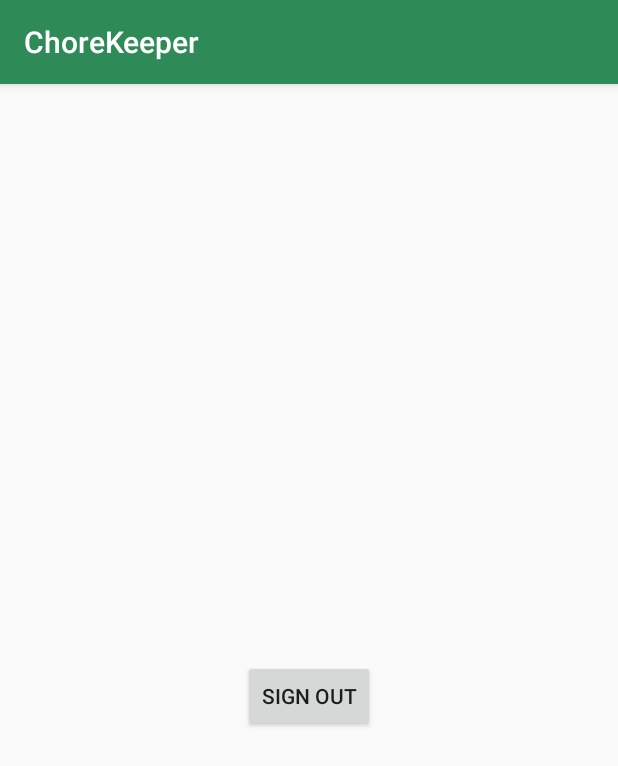
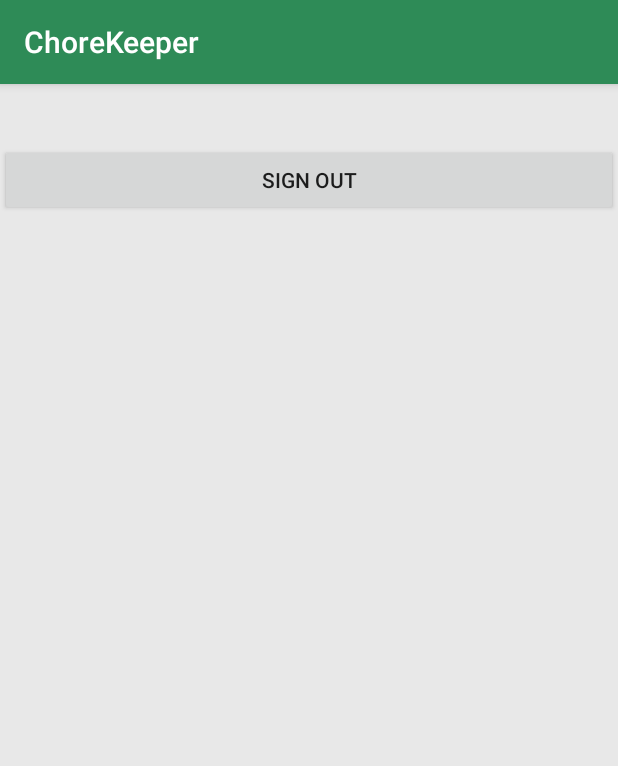
Before and after one commit to gustavojimenez41/ChoreKeeper, an Android app: the Settings screen opened directly, with no data from a screen before it, on a phone screen of 412 x 824 dp. Shown: the top 766 px of the screen. Run offline under Robolectric (Android 15) with nearby library versions, the phone set to English and light mode, and no system bars; our stand-ins replace Firebase (no records; nobody signed in at launch, a user with empty details on screens opened directly).

Commit message:
sign out

```diff
--- a/ChoreKeeper/app/src/main/res/layout/activity_settings.xml
+++ b/ChoreKeeper/app/src/main/res/layout/activity_settings.xml
@@ -1,22 +1,17 @@
 <?xml version="1.0" encoding="utf-8"?>
-<android.support.constraint.ConstraintLayout xmlns:android="http://schemas.android.com/apk/res/android"
-    xmlns:app="http://schemas.android.com/apk/res-auto"
+<LinearLayout
+    xmlns:android="http://schemas.android.com/apk/res/android"
     xmlns:tools="http://schemas.android.com/tools"
+    android:orientation="vertical"
     android:layout_width="match_parent"
     android:layout_height="match_parent"
+    android:background="@color/background"
     tools:context=".Settings">
 
     <Button
         android:id="@+id/signout"
-        android:layout_width="wrap_content"
+        android:layout_marginTop="40dp"
+        android:layout_width="match_parent"
         android:layout_height="wrap_content"
-        android:layout_marginStart="8dp"
-        android:layout_marginTop="56dp"
-        android:layout_marginEnd="8dp"
-        android:layout_marginBottom="8dp"
-        android:text="Sign Out"
-        app:layout_constraintBottom_toBottomOf="parent"
-        app:layout_constraintEnd_toEndOf="parent"
-        app:layout_constraintStart_toStartOf="parent"
-        app:layout_constraintTop_toTopOf="parent" />
-</android.support.constraint.ConstraintLayout>
+        android:text="Sign Out"/>
+</LinearLayout>
```
